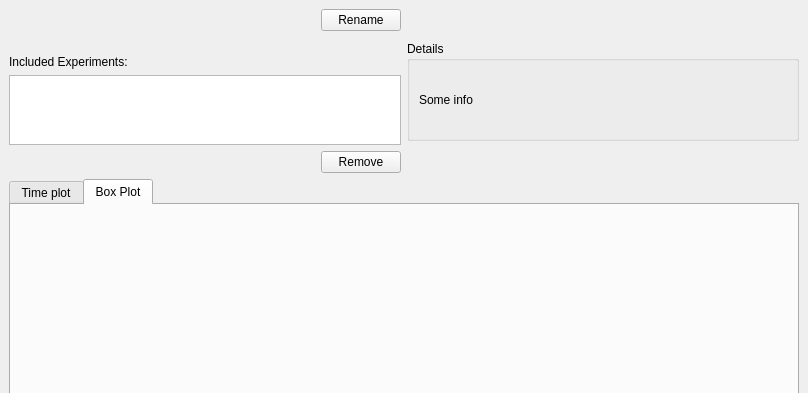
Before: the Qt Designer form src/demogui/plotwindow.ui in henrikvs/nornetdemo, drawn with Qt 5; both pictures show x 0 to 808 and y 0 to 393 of the 808 by 581 pixel window.
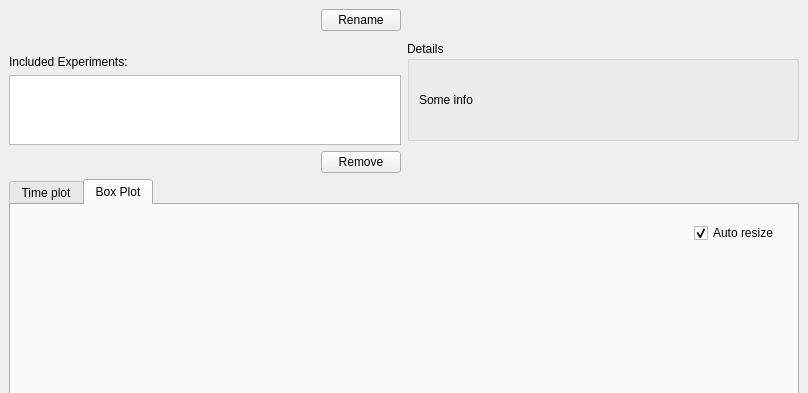
After: the same form once the commit is applied. Custom widgets are drawn as their Qt base class.

The edit to the form file:
```diff
--- a/src/demogui/plotwindow.ui
+++ b/src/demogui/plotwindow.ui
@@ -180,7 +180,54 @@
          </attribute>
          <layout class="QHBoxLayout" name="horizontalLayout_2">
           <item>
-           <widget class="QCustomPlot" name="boxPlotWidget" native="true"/>
+           <widget class="QCustomPlot" name="boxPlotWidget" native="true">
+            <layout class="QVBoxLayout" name="verticalLayout_9">
+             <item>
+              <layout class="QVBoxLayout" name="verticalLayout_8">
+               <item>
+                <layout class="QHBoxLayout" name="horizontalLayout_8">
+                 <item>
+                  <spacer name="horizontalSpacer_3">
+                   <property name="orientation">
+                    <enum>Qt::Horizontal</enum>
+                   </property>
+                   <property name="sizeHint" stdset="0">
+                    <size>
+                     <width>40</width>
+                     <height>20</height>
+                    </size>
+                   </property>
+                  </spacer>
+                 </item>
+                 <item>
+                  <widget class="QCheckBox" name="boxPlotAutoResize">
+                   <property name="text">
+                    <string>Auto resize</string>
+                   </property>
+                   <property name="checked">
+                    <bool>true</bool>
+                   </property>
+                  </widget>
+                 </item>
+                </layout>
+               </item>
+               <item>
+                <spacer name="verticalSpacer_3">
+                 <property name="orientation">
+                  <enum>Qt::Vertical</enum>
+                 </property>
+                 <property name="sizeHint" stdset="0">
+                  <size>
+                   <width>20</width>
+                   <height>40</height>
+                  </size>
+                 </property>
+                </spacer>
+               </item>
+              </layout>
+             </item>
+            </layout>
+           </widget>
           </item>
          </layout>
         </widget>
```
Left out of the diff: 49 changed lines with no effect on the pictures.
